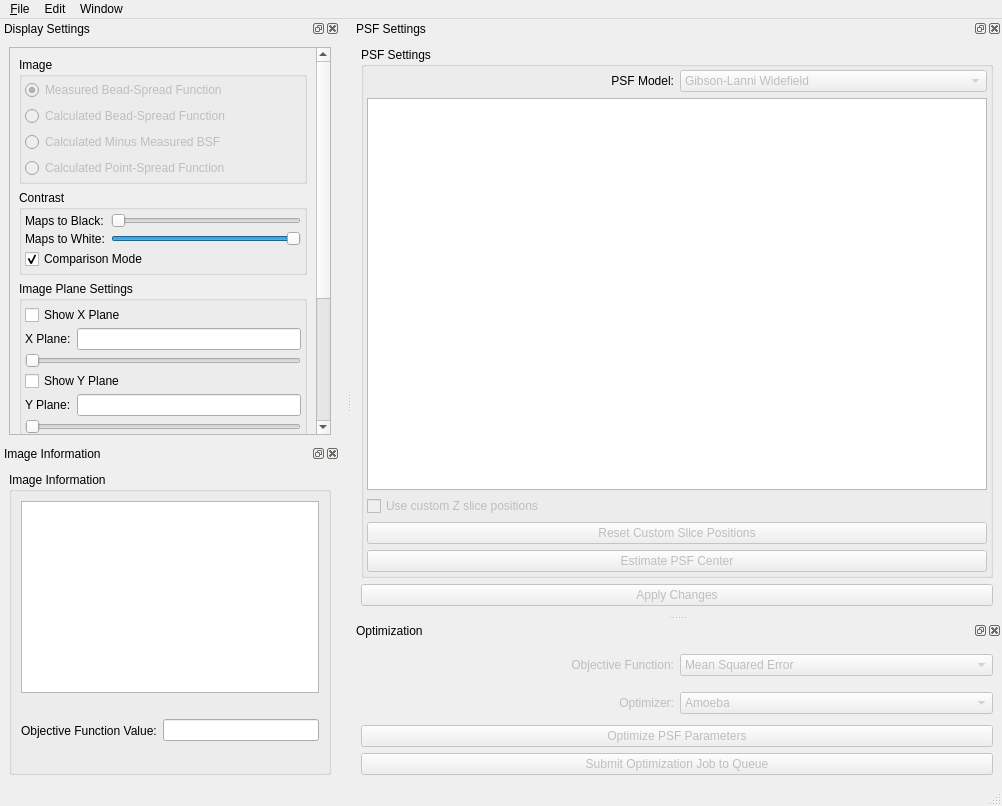
CISMM/PSFEstimator, file apps/PSFEstimator/PSFEstimator.ui: the form before one commit.
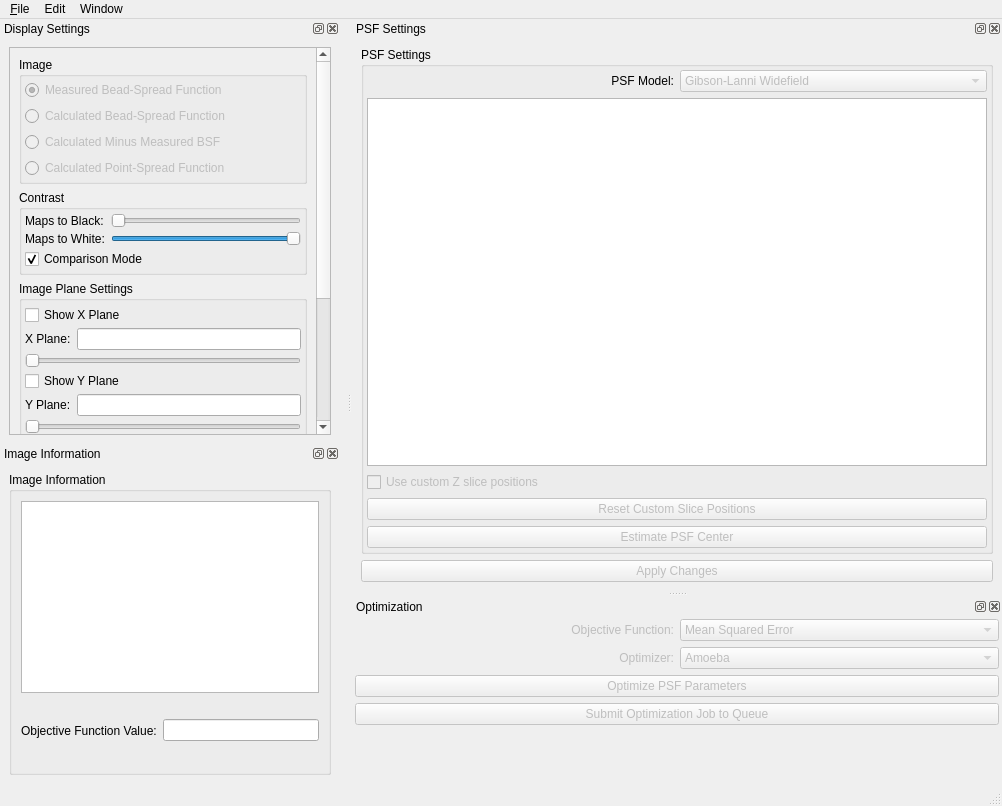
The form after the commit. Custom widgets are drawn as their Qt base class.

Commit message: Gave a widget a better name.

What changed in the file:
```diff
--- a/apps/PSFEstimator/PSFEstimator.ui
+++ b/apps/PSFEstimator/PSFEstimator.ui
@@ -898,16 +898,19 @@
    </attribute>
    <widget class="QWidget" name="dockWidgetContents_3">
     <layout class="QVBoxLayout" name="verticalLayout_8">
+     <property name="margin">
+      <number>3</number>
+     </property>
      <item>
       <widget class="QWidget" name="objectiveFunctionWidget" native="true">
        <property name="enabled">
         <bool>false</bool>
        </property>
-       <layout class="QHBoxLayout" name="horizontalLayout_10">
+       <layout class="QGridLayout" name="gridLayout_2">
         <property name="margin">
          <number>0</number>
         </property>
-        <item>
+        <item row="0" column="0">
          <widget class="QLabel" name="objectiveFunctionLabel">
           <property name="enabled">
            <bool>false</bool>
@@ -920,7 +923,7 @@
           </property>
          </widget>
         </item>
-        <item>
+        <item row="0" column="1">
          <widget class="QComboBox" name="objectiveFunctionComboBox">
           <property name="enabled">
            <bool>false</bool>
@@ -937,19 +940,7 @@
           </item>
          </widget>
         </item>
-       </layout>
-      </widget>
-     </item>
-     <item>
-      <widget class="QWidget" name="optimizerWidget" native="true">
-       <property name="enabled">
-        <bool>false</bool>
-       </property>
-       <layout class="QHBoxLayout" name="horizontalLayout_11">
-        <property name="margin">
-         <number>0</number>
-        </property>
-        <item>
+        <item row="1" column="0">
          <widget class="QLabel" name="optimizerLabel">
           <property name="text">
            <string>Optimizer:</string>
@@ -959,7 +950,7 @@
           </property>
          </widget>
         </item>
-        <item>
+        <item row="1" column="1">
          <widget class="QComboBox" name="optimizerComboBox">
           <item>
            <property name="text">
@@ -1016,6 +1007,19 @@
        </property>
       </widget>
      </item>
+     <item>
+      <spacer name="verticalSpacer_2">
+       <property name="orientation">
+        <enum>Qt::Vertical</enum>
+       </property>
+       <property name="sizeHint" stdset="0">
+        <size>
+         <width>20</width>
+         <height>40</height>
+        </size>
+       </property>
+      </spacer>
+     </item>
     </layout>
    </widget>
   </widget>
```
Left out of the diff: 2 changed lines with no effect on the pictures. The commit also changes 1 other file.
